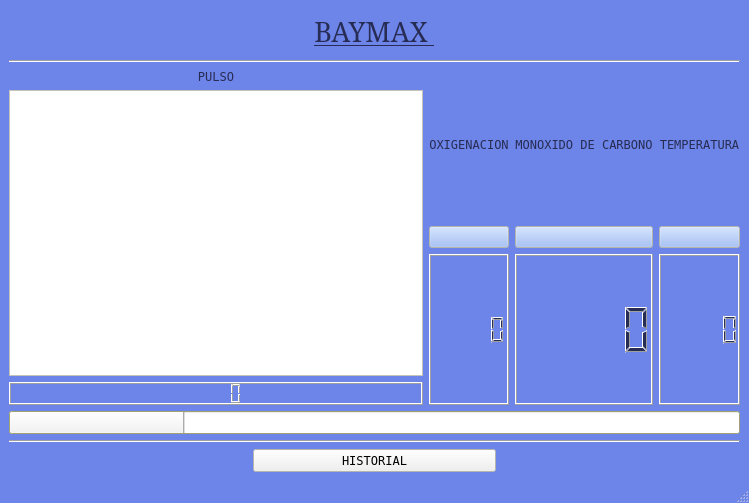
This is APP/mainwindow.ui in adcfrba/TPO_INFOII as Qt 5 draws it before an edit. The edited form follows.
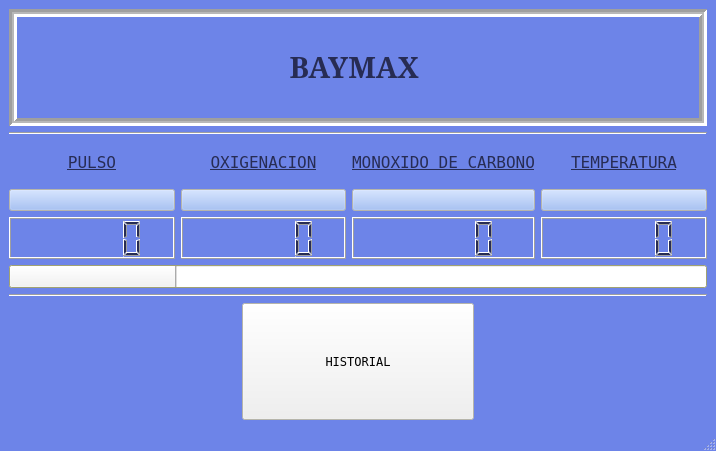
This is the edited form. Icons and pictures are not drawn.

Diff of the .ui file:
```diff
--- a/APP/mainwindow.ui
+++ b/APP/mainwindow.ui
@@ -6,8 +6,8 @@
    <rect>
     <x>0</x>
     <y>0</y>
-    <width>749</width>
-    <height>503</height>
+    <width>716</width>
+    <height>451</height>
    </rect>
   </property>
   <property name="palette">
@@ -641,10 +641,10 @@
         <property name="font">
          <font>
           <family>MS Serif</family>
-          <pointsize>20</pointsize>
+          <pointsize>22</pointsize>
           <italic>false</italic>
-          <bold>false</bold>
-          <underline>true</underline>
+          <bold>true</bold>
+          <underline>false</underline>
           <strikeout>false</strikeout>
           <stylestrategy>PreferDefault</stylestrategy>
          </font>
@@ -652,14 +652,20 @@
         <property name="focusPolicy">
          <enum>Qt::StrongFocus</enum>
         </property>
+        <property name="autoFillBackground">
+         <bool>false</bool>
+        </property>
         <property name="frameShape">
-         <enum>QFrame::NoFrame</enum>
+         <enum>QFrame::Box</enum>
         </property>
         <property name="frameShadow">
-         <enum>QFrame::Plain</enum>
+         <enum>QFrame::Sunken</enum>
         </property>
         <property name="lineWidth">
-         <number>1</number>
+         <number>3</number>
+        </property>
+        <property name="midLineWidth">
+         <number>2</number>
         </property>
         <property name="text">
          <string>&lt;html&gt;&lt;head/&gt;&lt;body&gt;&lt;p&gt;BAYMAX &lt;/p&gt;&lt;/body&gt;&lt;/html&gt;</string>
@@ -673,6 +679,9 @@
         <property name="alignment">
          <set>Qt::AlignCenter</set>
         </property>
+        <property name="wordWrap">
+         <bool>false</bool>
+        </property>
         <property name="margin">
          <number>0</number>
         </property>
@@ -952,7 +961,9 @@
           <property name="font">
            <font>
             <family>Fixedsys</family>
+            <pointsize>12</pointsize>
             <bold>false</bold>
+            <underline>true</underline>
            </font>
           </property>
           <property name="text">
@@ -964,7 +975,11 @@
          </widget>
         </item>
         <item>
-         <widget class="QGraphicsView" name="graphicsView_pulso"/>
+         <widget class="QPushButton" name="pushButton_pulso">
+          <property name="text">
+           <string/>
+          </property>
+         </widget>
         </item>
         <item>
          <widget class="QLCDNumber" name="lcdNumber_pulso"/>
@@ -1231,7 +1246,9 @@
           <property name="font">
            <font>
             <family>Fixedsys</family>
+            <pointsize>12</pointsize>
             <bold>false</bold>
+            <underline>true</underline>
            </font>
           </property>
           <property name="text">
@@ -1514,7 +1531,9 @@
           <property name="font">
            <font>
             <family>Fixedsys</family>
+            <pointsize>12</pointsize>
             <bold>false</bold>
+            <underline>true</underline>
            </font>
           </property>
           <property name="text">
@@ -1797,7 +1816,9 @@
           <property name="font">
            <font>
             <family>Fixedsys</family>
+            <pointsize>12</pointsize>
             <bold>false</bold>
+            <underline>true</underline>
            </font>
           </property>
           <property name="text">
@@ -2115,6 +2136,14 @@
     </item>
    </layout>
   </widget>
+  <widget class="QStatusBar" name="statusbar">
+   <property name="font">
+    <font>
+     <family>MS Serif</family>
+     <bold>false</bold>
+    </font>
+   </property>
+  </widget>
   <widget class="QMenuBar" name="menubar">
    <property name="geometry">
     <rect>
@@ -2131,14 +2160,6 @@
     </font>
    </property>
   </widget>
-  <widget class="QStatusBar" name="statusbar">
-   <property name="font">
-    <font>
-     <family>MS Serif</family>
-     <bold>false</bold>
-    </font>
-   </property>
-  </widget>
  </widget>
  <resources/>
  <connections/>
```
Left out of the diff: 2 changed lines with no effect on the pictures.
